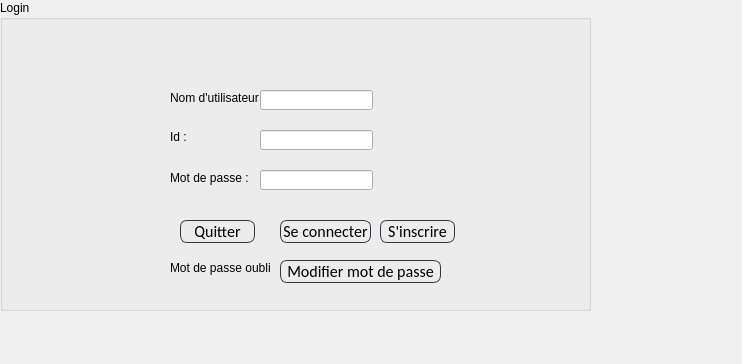
The window that mainwindow.ui (ahmedmanaa21/Projet2A10_SmartCinema) describes before a commit, drawn with Qt 5.
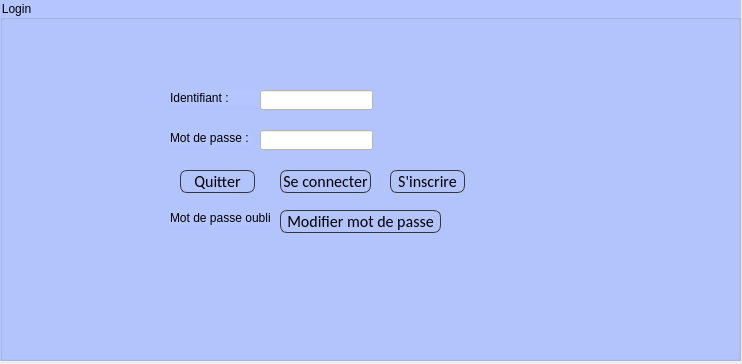
The same window after the commit.

What changed in the file:
```diff
--- a/mainwindow.ui
+++ b/mainwindow.ui
@@ -19,47 +19,34 @@
      <rect>
       <x>0</x>
       <y>0</y>
-      <width>591</width>
-      <height>311</height>
+      <width>741</width>
+      <height>361</height>
      </rect>
     </property>
+    <property name="styleSheet">
+     <string notr="true">background-color: rgb(181, 197, 255);</string>
+    </property>
     <property name="title">
      <string>Login</string>
     </property>
-    <widget class="QLabel" name="label">
-     <property name="geometry">
-      <rect>
-       <x>170</x>
-       <y>90</y>
-       <width>111</width>
-       <height>16</height>
-      </rect>
-     </property>
-     <property name="styleSheet">
-      <string notr="true"/>
-     </property>
-     <property name="text">
-      <string>Nom d'utilisateur :</string>
-     </property>
-    </widget>
     <widget class="QLabel" name="label_2">
      <property name="geometry">
       <rect>
        <x>170</x>
-       <y>130</y>
-       <width>47</width>
-       <height>13</height>
+       <y>90</y>
+       <width>91</width>
+       <height>16</height>
       </rect>
      </property>
      <property name="text">
-      <string>Id :</string>
+      <string>Identifiant :</string>
      </property>
     </widget>
     <widget class="QLabel" name="label_3">
      <property name="geometry">
       <rect>
        <x>170</x>
-       <y>170</y>
+       <y>130</y>
        <width>81</width>
        <height>16</height>
       </rect>
@@ -68,41 +55,37 @@
       <string>Mot de passe :</string>
      </property>
     </widget>
-    <widget class="QLineEdit" name="lineEdit">
-     <property name="geometry">
-      <rect>
-       <x>260</x>
-       <y>90</y>
-       <width>113</width>
-       <height>20</height>
-      </rect>
-     </property>
-    </widget>
     <widget class="QLineEdit" name="lineEdit_2">
      <property name="geometry">
       <rect>
        <x>260</x>
-       <y>130</y>
+       <y>90</y>
        <width>113</width>
        <height>20</height>
       </rect>
      </property>
+     <property name="styleSheet">
+      <string notr="true">background-color: rgb(255, 255, 255);</string>
+     </property>
     </widget>
     <widget class="QLineEdit" name="lineEdit_3">
      <property name="geometry">
       <rect>
        <x>260</x>
-       <y>170</y>
+       <y>130</y>
        <width>113</width>
        <height>20</height>
       </rect>
      </property>
+     <property name="styleSheet">
+      <string notr="true">background-color: rgb(255, 255, 255);</string>
+     </property>
     </widget>
     <widget class="QPushButton" name="pushButton_quiter1">
      <property name="geometry">
       <rect>
        <x>180</x>
-       <y>220</y>
+       <y>170</y>
        <width>75</width>
        <height>23</height>
       </rect>
@@ -142,7 +125,7 @@
      <property name="geometry">
       <rect>
        <x>280</x>
-       <y>220</y>
+       <y>170</y>
        <width>91</width>
        <height>23</height>
       </rect>
@@ -181,8 +164,8 @@
     <widget class="QPushButton" name="pushButton_inscrire">
      <property name="geometry">
       <rect>
-       <x>380</x>
-       <y>220</y>
+       <x>390</x>
+       <y>170</y>
        <width>75</width>
        <height>23</height>
       </rect>
@@ -222,7 +205,7 @@
      <property name="geometry">
       <rect>
        <x>170</x>
-       <y>260</y>
+       <y>210</y>
        <width>101</width>
        <height>16</height>
       </rect>
@@ -235,7 +218,7 @@
      <property name="geometry">
       <rect>
        <x>280</x>
-       <y>260</y>
+       <y>210</y>
        <width>161</width>
        <height>23</height>
       </rect>
```
